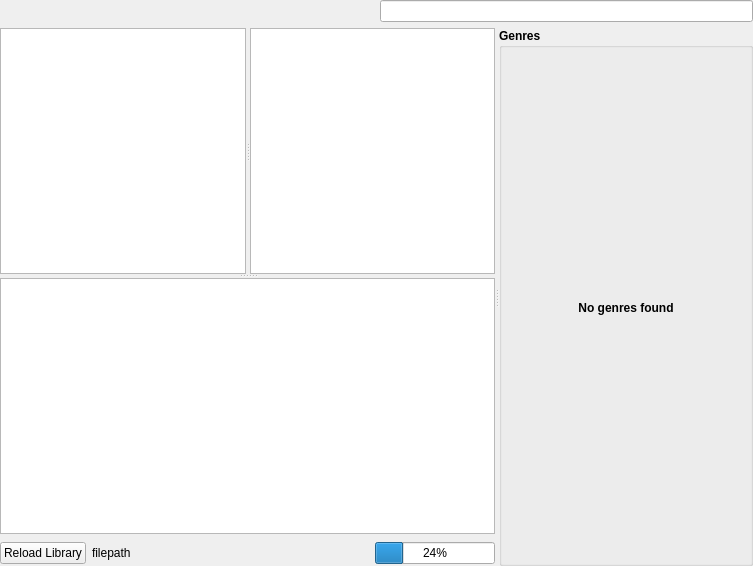
Above: src/Gui/Library/GUI_LocalLibrary.ui from Inferno214221/sayonara-player before the change. Below: the same form after it.
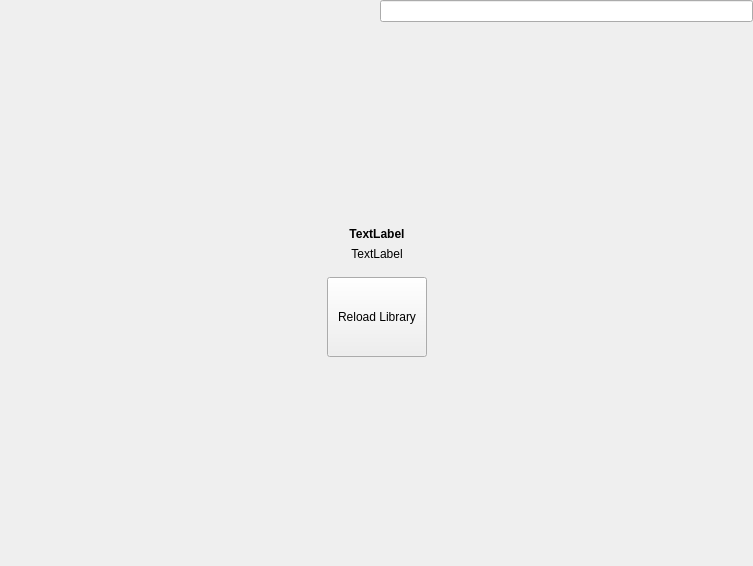
That is the form after the change. The open tabs and pages were chosen to show the change. Custom widgets are drawn as their Qt base class.

Commit message: library plugin handler update

```diff
--- a/src/Gui/Library/GUI_LocalLibrary.ui
+++ b/src/Gui/Library/GUI_LocalLibrary.ui
@@ -63,6 +63,13 @@
     </layout>
    </item>
    <item row="1" column="0">
+    <widget class="QStackedWidget" name="stacked_widget_reload">
+     <property name="currentIndex">
+      <number>1</number>
+     </property>
+     <widget class="QWidget" name="page">
+      <layout class="QGridLayout" name="gridLayout_2">
+       <item row="2" column="0">
     <widget class="QSplitter" name="splitter_genre">
      <property name="sizePolicy">
       <sizepolicy hsizetype="Expanding" vsizetype="MinimumExpanding">
@@ -348,13 +355,6 @@
             <property name="bottomMargin">
              <number>2</number>
             </property>
-            <item>
-             <widget class="QPushButton" name="btn_reload_library">
-              <property name="text">
-               <string notr="true">Reload Library</string>
-              </property>
-             </widget>
-            </item>
             <item>
              <widget class="QLabel" name="lab_progress">
               <property name="sizePolicy">
@@ -495,31 +495,6 @@
        </property>
        <property name="bottomMargin">
         <number>0</number>
-       </property>
-       <item row="0" column="0">
-        <widget class="QStackedWidget" name="stacked_genre_widget">
-         <property name="currentIndex">
-          <number>0</number>
-         </property>
-         <widget class="QWidget" name="page">
-          <layout class="QGridLayout" name="gridLayout_5">
-           <property name="leftMargin">
-            <number>0</number>
-           </property>
-           <property name="topMargin">
-            <number>0</number>
-           </property>
-           <property name="rightMargin">
-            <number>0</number>
-           </property>
-           <property name="bottomMargin">
-            <number>0</number>
-           </property>
-           <property name="horizontalSpacing">
-            <number>0</number>
-           </property>
-           <property name="verticalSpacing">
-            <number>5</number>
            </property>
            <item row="0" column="0">
             <widget class="Library::GenreView" name="lv_genres">
@@ -553,54 +528,56 @@
            </item>
           </layout>
          </widget>
-         <widget class="QWidget" name="page_2">
-          <layout class="QVBoxLayout" name="verticalLayout">
-           <property name="spacing">
-            <number>6</number>
-           </property>
-           <property name="leftMargin">
-            <number>0</number>
-           </property>
-           <property name="topMargin">
-            <number>0</number>
-           </property>
-           <property name="rightMargin">
-            <number>0</number>
-           </property>
-           <property name="bottomMargin">
-            <number>0</number>
-           </property>
-           <item>
-            <spacer name="verticalSpacer_4">
+        </widget>
+       </item>
+      </layout>
+     </widget>
+     <widget class="QWidget" name="StackedReloadLibraryWidget">
+      <layout class="QGridLayout" name="gridLayout_3">
+       <item row="5" column="2">
+        <spacer name="horizontalSpacer_2">
              <property name="orientation">
-              <enum>Qt::Vertical</enum>
+          <enum>Qt::Horizontal</enum>
              </property>
              <property name="sizeHint" stdset="0">
               <size>
-               <width>20</width>
-               <height>40</height>
+           <width>40</width>
+           <height>20</height>
               </size>
              </property>
             </spacer>
            </item>
-           <item>
-            <widget class="QLabel" name="label_2">
-             <property name="lineWidth">
-              <number>0</number>
-             </property>
+       <item row="4" column="1">
+        <widget class="QLabel" name="lab_path">
              <property name="text">
-              <string>No genres found</string>
+          <string notr="true">TextLabel</string>
              </property>
              <property name="alignment">
               <set>Qt::AlignCenter</set>
              </property>
-             <property name="wordWrap">
+         <property name="openExternalLinks">
               <bool>true</bool>
              </property>
             </widget>
            </item>
-           <item>
-            <spacer name="verticalSpacer_3">
+       <item row="3" column="1">
+        <widget class="QLabel" name="lab_library_name">
+         <property name="font">
+          <font>
+           <weight>75</weight>
+           <bold>true</bold>
+          </font>
+         </property>
+         <property name="text">
+          <string notr="true">TextLabel</string>
+         </property>
+         <property name="alignment">
+          <set>Qt::AlignCenter</set>
+         </property>
+        </widget>
+       </item>
+       <item row="6" column="1">
+        <spacer name="verticalSpacer_2">
              <property name="orientation">
               <enum>Qt::Vertical</enum>
              </property>
@@ -612,10 +589,54 @@
              </property>
             </spacer>
            </item>
-          </layout>
-         </widget>
-        </widget>
+       <item row="2" column="1">
+        <spacer name="verticalSpacer">
+         <property name="orientation">
+          <enum>Qt::Vertical</enum>
+         </property>
+         <property name="sizeHint" stdset="0">
+          <size>
+           <width>20</width>
+           <height>40</height>
+          </size>
+         </property>
+        </spacer>
+       </item>
+       <item row="5" column="1">
+        <widget class="QPushButton" name="btn_reload_library">
+         <property name="sizePolicy">
+          <sizepolicy hsizetype="Minimum" vsizetype="Fixed">
+           <horstretch>0</horstretch>
+           <verstretch>0</verstretch>
+          </sizepolicy>
+         </property>
+         <property name="minimumSize">
+          <size>
+           <width>0</width>
+           <height>100</height>
+          </size>
+         </property>
+         <property name="styleSheet">
+          <string notr="true">padding: 10px; margin: 10px;</string>
+         </property>
+         <property name="text">
+          <string notr="true">Reload Library</string>
+         </property>
+        </widget>
        </item>
+       <item row="5" column="0">
+        <spacer name="horizontalSpacer_4">
+         <property name="orientation">
+          <enum>Qt::Horizontal</enum>
+         </property>
+         <property name="sizeHint" stdset="0">
+          <size>
+           <width>40</width>
+           <height>20</height>
+          </size>
+         </property>
+        </spacer>
+       </item>
       </layout>
      </widget>
     </widget>
```
Left out of the diff: 107 changed lines with no effect on the pictures. Lines whose indentation alone changed are shown as unchanged. The commit also changes 28 other files.
